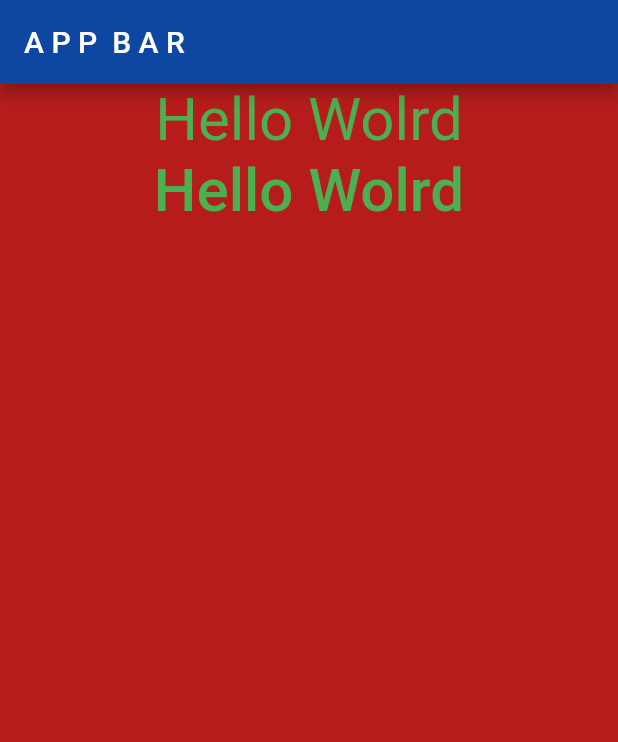
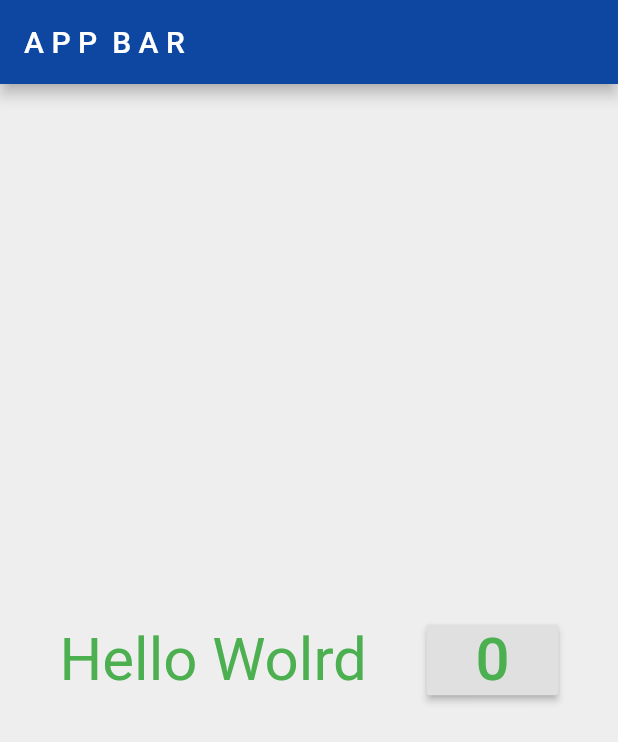
Before and after one commit to gamer-gang/foo-game, a Flutter app: the screen it shows after launch, on a phone screen of 412 x 824 dp. Shown: the top 742 px of the screen. Run offline on Flutter 3.47's test engine with Material 2 defaults, Android fonts, the phone set to English and light mode, and no system bars.

Commit message:
make actually ok

```diff
--- a/lib/main.dart
+++ b/lib/main.dart
@@ -6,36 +6,49 @@ void main() {
   runApp(MyApp());
 }
 
-class MyApp extends StatelessWidget {
+class MyApp extends StatefulWidget {
+  createState() => MyAppState();
+}
+
+class MyAppState extends State<MyApp> {
+  int foo = 0;
+
   @override
   Widget build(BuildContext context) {
     return MaterialApp(
       theme: ThemeData(
         primaryColor: Colors.blue.shade900,
-        backgroundColor: Colors.red.shade900,
+        backgroundColor: Colors.grey.shade200,
       ),
       debugShowCheckedModeBanner: false,
       home: Scaffold(
         appBar: AppBar(title: Text('A P P  B A R')),
         body: Container(
-          color: Colors.red.shade900,
-          child: Column(
+          color: Colors.grey.shade200,
+          child: Row(
             children: <Widget>[
+              Spacer(),
               Center(
                 child: Text(
                   'Hello Wolrd',
                   style: TextStyle(color: Colors.green, fontSize: 40.0),
                 ),
               ),
+              Spacer(),
               Center(
-                child: FlatButton(
-                  onPressed: () {},
+                child: RaisedButton(
+                  onPressed: () {
+                    setState(() {
+                      foo++;
+                    });
+                  },
                   child: Text(
-                    'Hello Wolrd',
+                    '$foo',
                     style: TextStyle(color: Colors.green, fontSize: 40.0),
                   ),
                 ),
               ),
+              Spacer(),
             ],
           ),
         ),
```
